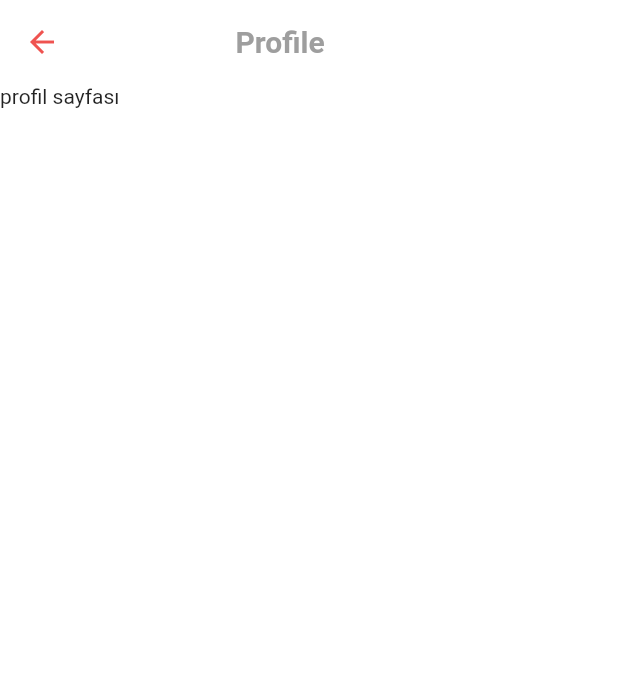
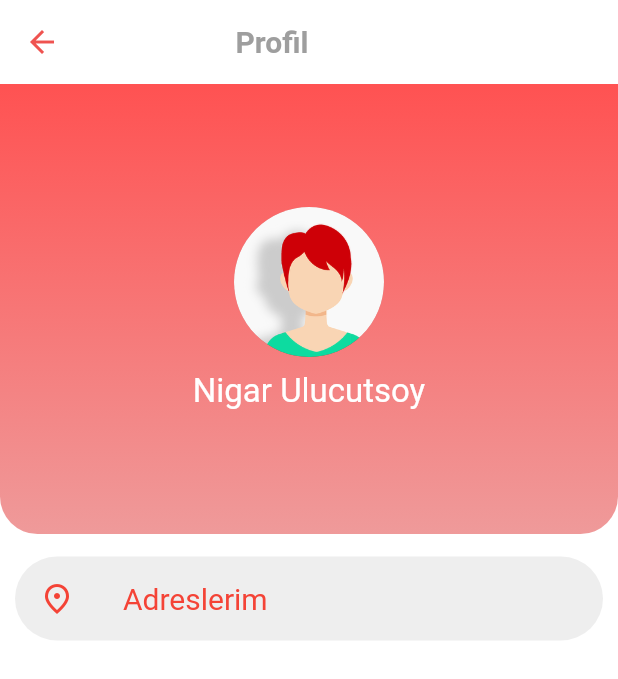
Before and after one commit to nigarulucutsoy/DigiGarsonDemo, a Flutter app: the Profile screen opened directly, on a phone screen of 412 x 824 dp. Shown: the top 679 px of the screen. Run offline on Flutter 3.47's test engine with Material 2 defaults, Android fonts, the phone set to English and light mode, and no system bars; our stand-ins replace flutter_image_slideshow, qr_flutter, sqflite; missing offline and left inert: flappy_search_bar, mysql1; accounts and stored records are empty.

Commit message:
profil,adres,splash oluşturuldu

```diff
--- a/lib/main.dart
+++ b/lib/main.dart
@@ -1,5 +1,6 @@
 //@dart=2.9
 import 'package:digigarson_demo/screens/login_screen.dart';
+import 'package:digigarson_demo/screens/splash.dart';
 import 'package:flutter/material.dart';
 
 void main()=>runApp(MyApp());
@@ -14,7 +15,7 @@ class MyApp extends StatelessWidget {
       theme: ThemeData(
         primarySwatch: Colors.red,
       ),
-      home: LoginScreen(),
+      home: Splash(),
     );
   }
 }
--- a/lib/screens/profile.dart
+++ b/lib/screens/profile.dart
@@ -1,14 +1,9 @@
 //@dart=2.9
 
+import 'package:digigarson_demo/screens/address/address.dart';
 import 'package:flutter/material.dart';
 
-
-class Profile extends StatefulWidget {
-  @override
-  _ProfileState createState() => _ProfileState();
-}
-
-class _ProfileState extends State<Profile> {
+class Profile extends StatelessWidget {
 
   @override
   Widget build(BuildContext context) {
@@ -23,7 +18,7 @@ class _ProfileState extends State<Profile> {
           title: Container(
             padding: EdgeInsets.only(left: 85.0),
             child: Text(
-                "Profile",
+              "Profil",
               style: TextStyle(
                 fontSize: 20.0,
                 fontWeight: FontWeight.bold,
@@ -32,7 +27,68 @@ class _ProfileState extends State<Profile> {
             ),
           ),
         ),
-      body: Text("profil sayfası"),
+        body: ListView(
+          children: [
+            Column(
+              children: <Widget>[
+                Container(
+                  decoration: BoxDecoration(
+                      borderRadius: BorderRadius.only(bottomLeft:Radius.circular(25), bottomRight: Radius.circular(25)),
+                      gradient: LinearGradient(
+                        begin:Alignment.topCenter,
+                        end: Alignment.bottomCenter,
+                        colors: [Colors.redAccent,Colors.red[200]],
+                      )
+                  ),
+                  child: Container(
+                    width: double.infinity,
+                    height: 300.0,
+                    child: Center(
+                      child: Column(
+                        crossAxisAlignment: CrossAxisAlignment.center,
+                        mainAxisAlignment: MainAxisAlignment.center,
+                        children:<Widget> [
+                          CircleAvatar(
+                            backgroundImage: AssetImage("assets/images/avatar.png"),
+                            radius: 50.0,
+                          ),
+                          SizedBox(height: 10.0,),
+                          Text(
+                            "Nigar Ulucutsoy",
+                            style: TextStyle(
+                              fontSize: 22.0,
+                              color: Colors.white,
+
+                            ),
+                          ),
+                        ],
+                      ),
+                    ),
+                  ),
+                ),
+              ],
+            ),
+            SizedBox(height: 15.0,),
+            Padding(
+              padding: const EdgeInsets.only(right: 10.0, left: 10.0),
+              child: Container(
+                decoration: BoxDecoration(
+                    borderRadius: BorderRadius.circular(30),
+                    color: Colors.grey[200]
+                ),
+                child: ListTile(
+                  title: Text("Adreslerim", style: TextStyle(
+                    color:Colors.red,
+                    fontWeight: FontWeight.normal,
+                    fontSize:20.0,
+                  ),),
+                  leading: Icon(Icons.place_outlined, color: Colors.red,),
+                  onTap: (){Navigator.push(context, MaterialPageRoute(builder: (context)=>Adress()));},
+                ),
+              ),
+            ),
+          ],
+        )
     );
   }
 }
--- a/pubspec.yaml
+++ b/pubspec.yaml
@@ -75,6 +75,10 @@ flutter:
     - assets/images/logo.png
     - assets/images/logodigi.png
     - assets/images/img.png
+    - assets/images/avatar.png
+    - assets/images/img_1.png
+    - assets/images/splakback.png
+    - assets/images/arkaplan1.jpg
 
 
   # An image asset can refer to one or more resolution-specific "variants", see
```
Also changed, not shown: lib/screens/address/address.dart (added, +63 -0 lines), lib/screens/address/edit_address.dart (added, +15 -0 lines), lib/screens/address/newaddress.dart (added, +10 -0 lines), lib/screens/splash.dart (added, +53 -0 lines), assets/images/arkaplan1.jpg (added), assets/images/avatar.png (added), assets/images/img_1.png (added), assets/images/splakback.png (added). Lines whose indentation alone changed are shown as unchanged.
